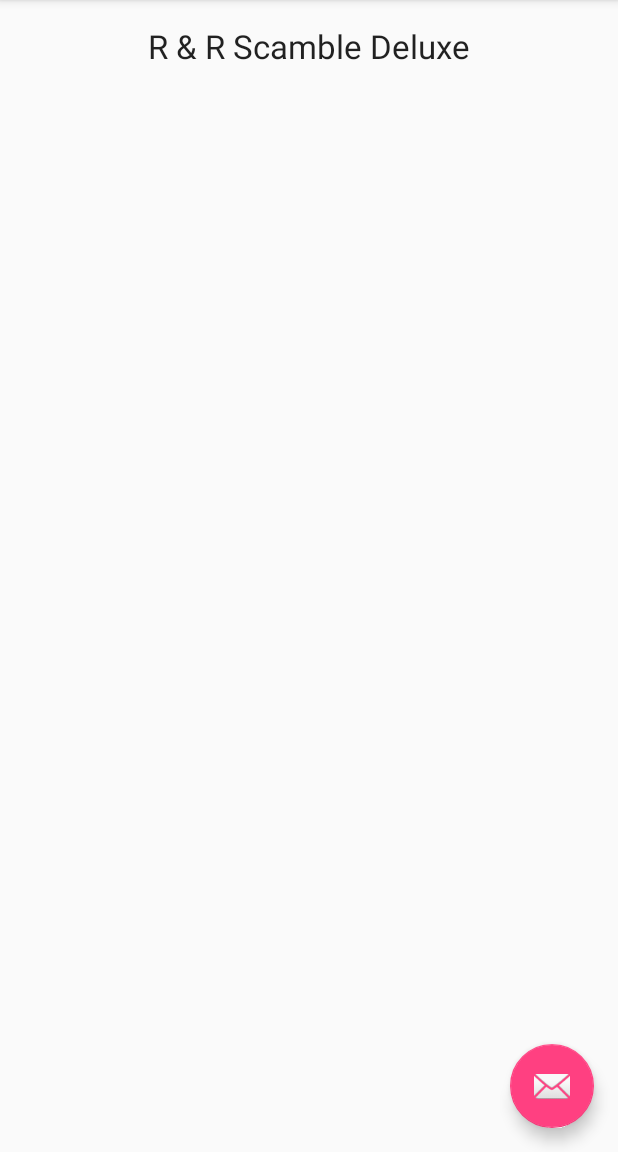
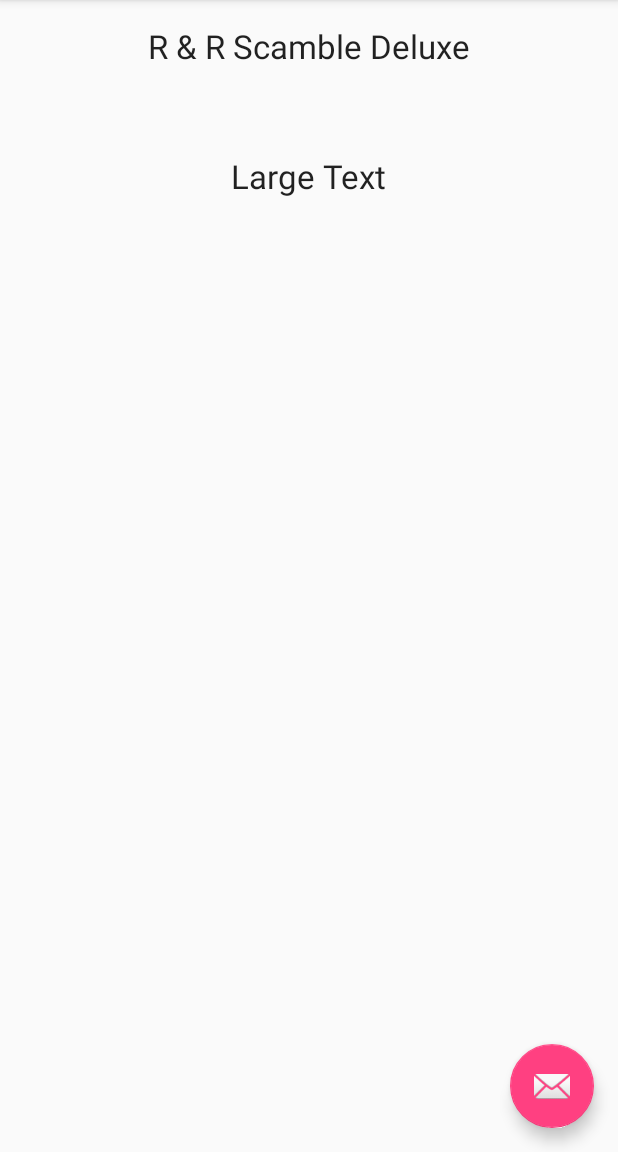
Before and after one commit to rstruempf/RnRScramble, an Android app: the screen it shows after launch (MainActivity), on a phone screen of 412 x 824 dp, the part 84-1236 px from its top. Run offline under Robolectric (Android 15) with nearby library versions, the phone set to English and light mode, and no system bars.

Commit message:
Added an arbitrary textView and changed the title string to a string resource

```diff
--- a/app/build.gradle
+++ b/app/build.gradle
@@ -22,6 +22,7 @@ android {
 dependencies {
     compile fileTree(dir: 'libs', include: ['*.jar'])
     testCompile 'junit:junit:4.12'
-    compile 'com.android.support:appcompat-v7:23.2.0'
-    compile 'com.android.support:design:23.2.0'
+    compile 'com.android.support:appcompat-v7:23.1.1'
+    compile 'com.android.support:design:23.1.1'
+
 }
--- a/app/src/main/res/layout/content_main.xml
+++ b/app/src/main/res/layout/content_main.xml
@@ -17,8 +17,18 @@
         android:layout_width="wrap_content"
         android:layout_height="wrap_content"
         android:textAppearance="?android:attr/textAppearanceLarge"
-        android:text="R &amp; R Scamble Deluxe"
+        android:text="@string/title_string"
         android:id="@+id/textView"
         android:layout_alignParentTop="true"
         android:layout_centerHorizontal="true" />
+
+    <TextView
+        android:layout_width="wrap_content"
+        android:layout_height="wrap_content"
+        android:textAppearance="?android:attr/textAppearanceLarge"
+        android:text="Large Text"
+        android:id="@+id/textView2"
+        android:layout_below="@+id/textView"
+        android:layout_centerHorizontal="true"
+        android:layout_marginTop="57dp" />
 </RelativeLayout>
--- a/app/src/main/res/values/strings.xml
+++ b/app/src/main/res/values/strings.xml
@@ -1,4 +1,5 @@
 <resources>
     <string name="app_name">RnRScramble</string>
     <string name="action_settings">Settings</string>
+    <string name="title_string"><![CDATA[R & R Scamble Deluxe]]></string>
 </resources>
```
